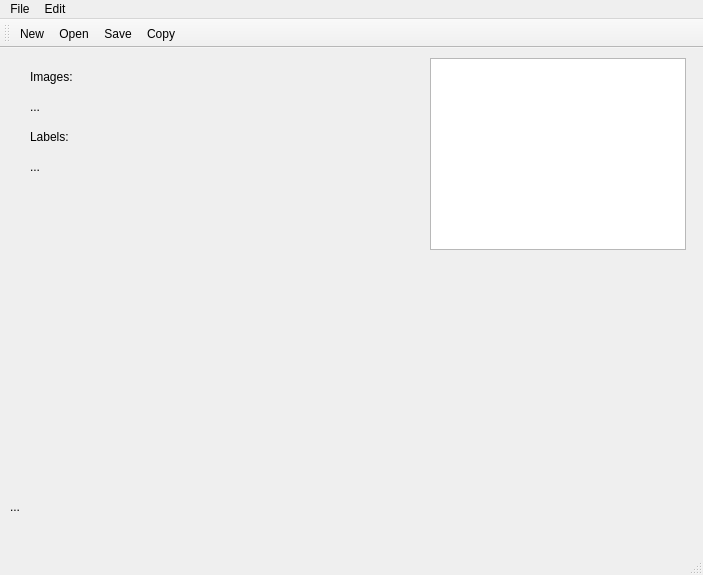
First picture: the form in QtApp/QtApp/mainwindow.ui, repository AlexeyKhrenov/SimpleNeuralNetwork, before the edit.
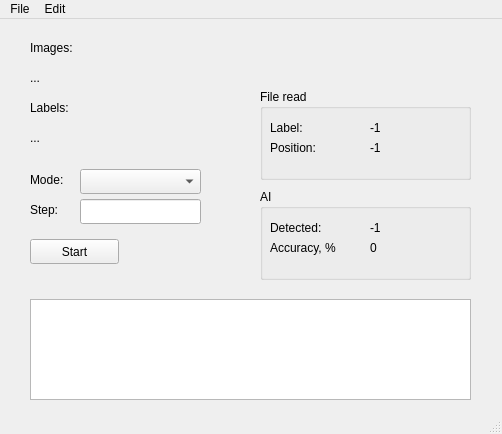
Second picture: the form after the edit. Icons and pictures are not drawn.

Commit message: Added all UI elements to the main window

Diff of the .ui file:
```diff
--- a/QtApp/QtApp/mainwindow.ui
+++ b/QtApp/QtApp/mainwindow.ui
@@ -6,48 +6,31 @@
    <rect>
     <x>0</x>
     <y>0</y>
-    <width>703</width>
-    <height>575</height>
+    <width>502</width>
+    <height>434</height>
    </rect>
   </property>
+  <property name="sizePolicy">
+   <sizepolicy hsizetype="Fixed" vsizetype="Fixed">
+    <horstretch>0</horstretch>
+    <verstretch>0</verstretch>
+   </sizepolicy>
+  </property>
   <property name="windowTitle">
    <string>MainWindow</string>
   </property>
   <widget class="QWidget" name="centralWidget">
-   <widget class="QGraphicsView" name="graphicsView">
-    <property name="geometry">
-     <rect>
-      <x>430</x>
-      <y>10</y>
-      <width>256</width>
-      <height>192</height>
-     </rect>
-    </property>
-   </widget>
    <widget class="QWidget" name="gridLayoutWidget">
     <property name="geometry">
      <rect>
-      <x>10</x>
-      <y>210</y>
-      <width>681</width>
-      <height>231</height>
+      <x>260</x>
+      <y>10</y>
+      <width>51</width>
+      <height>51</height>
      </rect>
     </property>
     <layout class="QGridLayout" name="gridLayout"/>
    </widget>
-   <widget class="QLabel" name="warningLabel">
-    <property name="geometry">
-     <rect>
-      <x>10</x>
-      <y>450</y>
-      <width>401</width>
-      <height>17</height>
-     </rect>
-    </property>
-    <property name="text">
-     <string>...</string>
-    </property>
-   </widget>
    <widget class="QLabel" name="imagesLabel">
     <property name="geometry">
      <rect>
@@ -100,13 +83,215 @@
      <string>...</string>
     </property>
    </widget>
+   <widget class="QGroupBox" name="groupBox">
+    <property name="geometry">
+     <rect>
+      <x>260</x>
+      <y>70</y>
+      <width>211</width>
+      <height>91</height>
+     </rect>
+    </property>
+    <property name="title">
+     <string>File read</string>
+    </property>
+    <widget class="QLabel" name="label">
+     <property name="geometry">
+      <rect>
+       <x>10</x>
+       <y>30</y>
+       <width>67</width>
+       <height>17</height>
+      </rect>
+     </property>
+     <property name="text">
+      <string>Label:</string>
+     </property>
+    </widget>
+    <widget class="QLabel" name="label_2">
+     <property name="geometry">
+      <rect>
+       <x>10</x>
+       <y>50</y>
+       <width>67</width>
+       <height>17</height>
+      </rect>
+     </property>
+     <property name="text">
+      <string>Position:</string>
+     </property>
+    </widget>
+    <widget class="QLabel" name="label_3">
+     <property name="geometry">
+      <rect>
+       <x>110</x>
+       <y>30</y>
+       <width>67</width>
+       <height>17</height>
+      </rect>
+     </property>
+     <property name="text">
+      <string>-1</string>
+     </property>
+    </widget>
+    <widget class="QLabel" name="label_4">
+     <property name="geometry">
+      <rect>
+       <x>110</x>
+       <y>50</y>
+       <width>67</width>
+       <height>17</height>
+      </rect>
+     </property>
+     <property name="text">
+      <string>-1</string>
+     </property>
+    </widget>
+   </widget>
+   <widget class="QGroupBox" name="groupBox_2">
+    <property name="geometry">
+     <rect>
+      <x>260</x>
+      <y>170</y>
+      <width>211</width>
+      <height>91</height>
+     </rect>
+    </property>
+    <property name="title">
+     <string>AI</string>
+    </property>
+    <widget class="QLabel" name="label_5">
+     <property name="geometry">
+      <rect>
+       <x>10</x>
+       <y>30</y>
+       <width>67</width>
+       <height>17</height>
+      </rect>
+     </property>
+     <property name="text">
+      <string>Detected:</string>
+     </property>
+    </widget>
+    <widget class="QLabel" name="label_6">
+     <property name="geometry">
+      <rect>
+       <x>10</x>
+       <y>50</y>
+       <width>81</width>
+       <height>17</height>
+      </rect>
+     </property>
+     <property name="text">
+      <string>Accuracy, %</string>
+     </property>
+    </widget>
+    <widget class="QLabel" name="label_7">
+     <property name="geometry">
+      <rect>
+       <x>110</x>
+       <y>30</y>
+       <width>67</width>
+       <height>17</height>
+      </rect>
+     </property>
+     <property name="text">
+      <string>-1</string>
+     </property>
+    </widget>
+    <widget class="QLabel" name="label_8">
+     <property name="geometry">
+      <rect>
+       <x>110</x>
+       <y>50</y>
+       <width>67</width>
+       <height>17</height>
+      </rect>
+     </property>
+     <property name="text">
+      <string>0</string>
+     </property>
+    </widget>
+   </widget>
+   <widget class="QComboBox" name="comboBox">
+    <property name="geometry">
+     <rect>
+      <x>80</x>
+      <y>150</y>
+      <width>121</width>
+      <height>25</height>
+     </rect>
+    </property>
+   </widget>
+   <widget class="QLabel" name="label_9">
+    <property name="geometry">
+     <rect>
+      <x>30</x>
+      <y>150</y>
+      <width>67</width>
+      <height>21</height>
+     </rect>
+    </property>
+    <property name="text">
+     <string>Mode:</string>
+    </property>
+    <property name="alignment">
+     <set>Qt::AlignLeading|Qt::AlignLeft|Qt::AlignVCenter</set>
+    </property>
+   </widget>
+   <widget class="QLabel" name="label_10">
+    <property name="geometry">
+     <rect>
+      <x>30</x>
+      <y>180</y>
+      <width>41</width>
+      <height>21</height>
+     </rect>
+    </property>
+    <property name="text">
+     <string>Step:</string>
+    </property>
+   </widget>
+   <widget class="QLineEdit" name="lineEdit">
+    <property name="geometry">
+     <rect>
+      <x>80</x>
+      <y>180</y>
+      <width>121</width>
+      <height>25</height>
+     </rect>
+    </property>
+   </widget>
+   <widget class="QTextBrowser" name="textOutput">
+    <property name="geometry">
+     <rect>
+      <x>30</x>
+      <y>280</y>
+      <width>441</width>
+      <height>101</height>
+     </rect>
+    </property>
+   </widget>
+   <widget class="QPushButton" name="pushButton">
+    <property name="geometry">
+     <rect>
+      <x>30</x>
+      <y>220</y>
+      <width>89</width>
+      <height>25</height>
+     </rect>
+    </property>
+    <property name="text">
+     <string>Start</string>
+    </property>
+   </widget>
   </widget>
   <widget class="QMenuBar" name="menuBar">
    <property name="geometry">
     <rect>
      <x>0</x>
      <y>0</y>
-     <width>703</width>
+     <width>502</width>
      <height>22</height>
     </rect>
    </property>
@@ -132,18 +317,6 @@
    <addaction name="menuFile"/>
    <addaction name="menuEdit"/>
   </widget>
-  <widget class="QToolBar" name="mainToolBar">
-   <attribute name="toolBarArea">
-    <enum>TopToolBarArea</enum>
-   </attribute>
-   <attribute name="toolBarBreak">
-    <bool>false</bool>
-   </attribute>
-   <addaction name="actionNew"/>
-   <addaction name="actionOpen"/>
-   <addaction name="actionSave"/>
-   <addaction name="actionCopy"/>
-  </widget>
   <widget class="QStatusBar" name="statusBar"/>
   <action name="actionNew">
    <property name="icon">
```
The commit also changes 5 other files.
